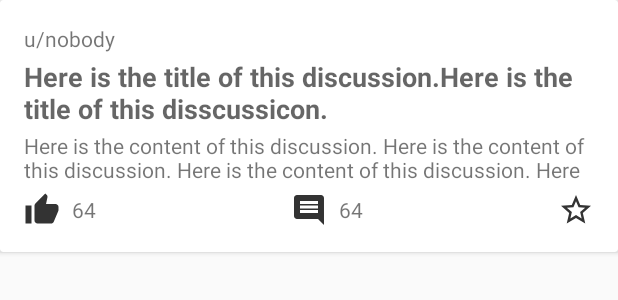
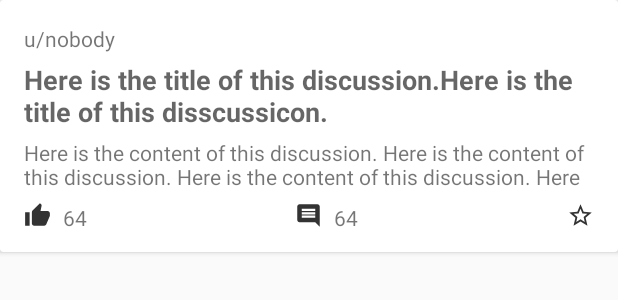
Before and after one commit to studybar/studybar, an Android app: the layout discussion_list_item.xml on its own in the app's theme, with its tools: preview values and no code run, on a phone screen of 412 x 824 dp. Shown: the top 300 px of the screen. Run offline under Robolectric (Android 15) with nearby library versions, the phone set to English and light mode, and no system bars.

Commit message:
1. 对 discussion_list_item 做了微调

```diff
--- a/app/src/main/res/drawable-anydpi/ic_action_comment.xml
+++ b/app/src/main/res/drawable-anydpi/ic_action_comment.xml
@@ -1,6 +1,6 @@
 <vector xmlns:android="http://schemas.android.com/apk/res/android"
-    android:width="24dp"
-    android:height="24dp"
+    android:width="18dp"
+    android:height="18dp"
     android:viewportWidth="24"
     android:viewportHeight="24"
     android:tint="#333333">
--- a/app/src/main/res/drawable-anydpi/ic_action_star.xml
+++ b/app/src/main/res/drawable-anydpi/ic_action_star.xml
@@ -1,6 +1,6 @@
 <vector xmlns:android="http://schemas.android.com/apk/res/android"
-    android:width="24dp"
-    android:height="24dp"
+    android:width="18dp"
+    android:height="18dp"
     android:viewportWidth="24"
     android:viewportHeight="24"
     android:tint="#333333">
--- a/app/src/main/res/drawable-anydpi/ic_action_upvote.xml
+++ b/app/src/main/res/drawable-anydpi/ic_action_upvote.xml
@@ -1,6 +1,6 @@
 <vector xmlns:android="http://schemas.android.com/apk/res/android"
-    android:width="24dp"
-    android:height="24dp"
+    android:width="18dp"
+    android:height="18dp"
     android:viewportWidth="24"
     android:viewportHeight="24"
     android:tint="#333333">
--- a/app/src/main/res/layout/discussion_list_item.xml
+++ b/app/src/main/res/layout/discussion_list_item.xml
@@ -40,7 +40,7 @@
             <RelativeLayout
                 android:layout_width="match_parent"
                 android:layout_height="0dp"
-                android:layout_weight="3"
+                android:layout_weight="2"
                 android:layout_marginTop="2dp">
 
                 <ImageButton
@@ -50,6 +50,7 @@
                     android:src="@drawable/ic_action_upvote"
                     android:hapticFeedbackEnabled="true"
                     android:layout_alignParentStart="true"
+                    android:layout_centerVertical="true"
                     android:background="?android:attr/selectableItemBackground" />
 
                 <TextView
@@ -68,6 +69,7 @@
                     android:src="@drawable/ic_action_comment"
                     android:background="?android:attr/selectableItemBackground"
                     android:hapticFeedbackEnabled="true"
+                    android:layout_centerVertical="true"
                     android:layout_centerHorizontal="true"/>
 
                 <TextView
@@ -83,6 +85,7 @@
                     android:id="@+id/button_star"
                     android:layout_width="wrap_content"
                     android:layout_height="match_parent"
+                    android:layout_centerVertical="true"
                     android:background="?android:attr/selectableItemBackground"
                     android:src="@drawable/ic_action_star"
                     android:layout_alignParentEnd="true" />
```
